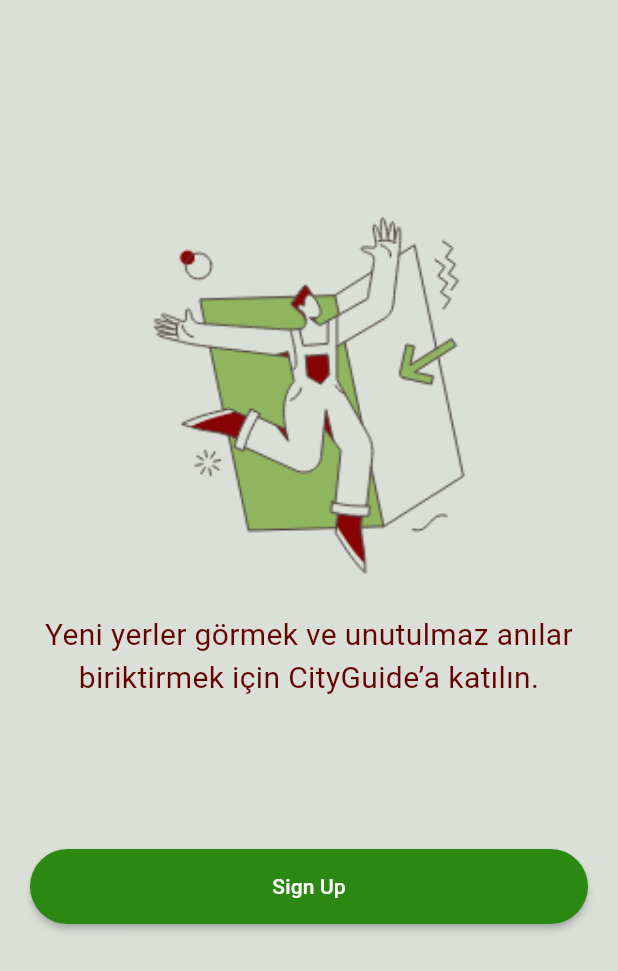
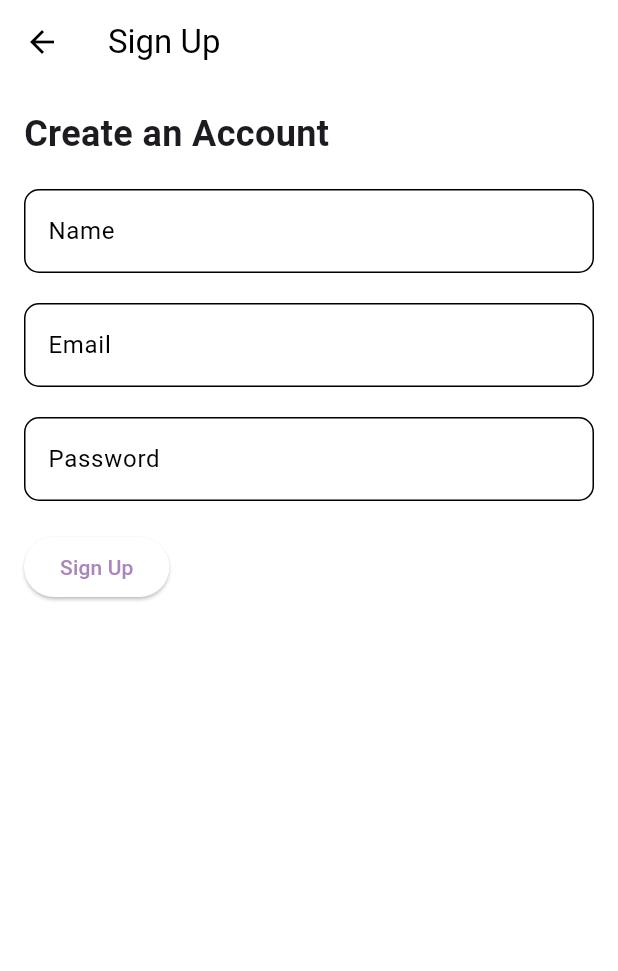
Before and after one commit to Asli-nur-t/CityGuide-Mobile, a Flutter app: the SigninOrSignupScreen screen opened directly, after a tap on "Sign Up", on a phone screen of 412 x 824 dp. Shown: the top 971 px of the screen. Run offline on Flutter 3.47's test engine with Material 3 defaults, Android fonts, the phone set to English and light mode, and no system bars.

Commit message:
login signup UI

```diff
--- a/lib/screens/signinOrSignUp/signin_or_signup_screen.dart
+++ b/lib/screens/signinOrSignUp/signin_or_signup_screen.dart
@@ -4,7 +4,8 @@
 
 import '../../components/primary_button.dart';
 import '../../constants.dart';
-//import '../chats/chats_screen.dart';
+import '../Login/login_screen.dart';
+import '../signup/signup_screen.dart';
 
 class SigninOrSignupScreen extends StatelessWidget {
   const SigninOrSignupScreen({super.key});
@@ -25,95 +26,38 @@
                     : "assets/images/Logo_dark.png",
                 height: 250,
                 width: 250,
-                fit: BoxFit
-                    .contain, // Görselin nasıl ölçeklendirileceğini belirler
+                fit: BoxFit.contain,
               ),
               const SizedBox(height: kDefaultPadding),
               const Text(
                 "Yeni yerler görmek ve unutulmaz anılar biriktirmek için CityGuide’a katılın.",
                 textAlign: TextAlign.center,
                 style: TextStyle(
-                    fontSize: 20,
-                    fontWeight: FontWeight.w400,
-                    color: Color.fromARGB(255, 100, 1, 1)),
+                  fontSize: 20,
+                  fontWeight: FontWeight.w400,
+                  color: Color.fromARGB(255, 100, 1, 1),
+                ),
               ),
-
               const Spacer(),
-              //PrimaryButton(
-              // text: "Sign In",
-              // press: () => Navigator.push(
-              //context,
-              // MaterialPageRoute(import 'package:flutter/material.dart';
-              //
-              // import '../../components/primary_button.dart';
-              // import '../../constants.dart';
-              // //import '../chats/chats_screen.dart';
-              //
-              // class SigninOrSignupScreen extends StatelessWidget {
-              //   const SigninOrSignupScreen({super.key});
-              //
-              //   @override
-              //   Widget build(BuildContext context) {
-              //     return Scaffold(
-              //       backgroundColor: kBackgroundColor,
-              //       body: SafeArea(
-              //         child: Padding(
-              //           padding: const EdgeInsets.symmetric(horizontal: kDefaultPadding),
-              //           child: Column(
-              //             children: [
-              //               const Spacer(flex: 2),
-              //               Image.asset(
-              //                 MediaQuery.of(context).platformBrightness == Brightness.light
-              //                     ? "assets/images/Logo_light.png"
-              //                     : "assets/images/Logo_dark.png",
-              //                 height: 250,
-              //                 width: 250,
-              //                 fit: BoxFit
-              //                     .contain, // Görselin nasıl ölçeklendirileceğini belirler
-              //               ),
-              //               const SizedBox(height: kDefaultPadding),
-              //               const Text(
-              //                 "Yeni yerler görmek ve unutulmaz anılar biriktirmek için CityGuide’a katılın.",
-              //                 textAlign: TextAlign.center,
-              //                 style: TextStyle(
-              //                     fontSize: 20,
-              //                     fontWeight: FontWeight.w400,
-              //                     color: Color.fromARGB(255, 100, 1, 1)),
-              //               ),
-              //
-              //               const Spacer(),
-              //               //PrimaryButton(
-              //               // text: "Sign In",
-              //               // press: () => Navigator.push(
-              //               //context,
-              //               // MaterialPageRoute(
-              //               // builder: (context) => const ChatsScreen(),
-              //               // ),
-              //               // ),
-              //               //),
-              //               const SizedBox(height: kDefaultPadding * 1.5),
-              //               PrimaryButton(
-              //                 color: Theme.of(context).colorScheme.secondary,
-              //                 text: "Sign Up",
-              //                 press: () {},
-              //               ),
-              //               const Spacer(flex: 3),
-              //             ],
-              //           ),
-              //         ),
-              //       ),
-              //     );
-              //   }
-              // }
-              // builder: (context) => const ChatsScreen(),
-              // ),
-              // ),
-              //),
+              PrimaryButton(
+                text: "Sign In",
+                press: () => Navigator.push(
+                  context,
+                  MaterialPageRoute(
+                    builder: (context) => const LoginScreen(),
+                  ),
+                ),
+              ),
               const SizedBox(height: kDefaultPadding * 1.5),
               PrimaryButton(
                 color: Theme.of(context).colorScheme.secondary,
                 text: "Sign Up",
-                press: () {},
+                press: () => Navigator.push(
+                  context,
+                  MaterialPageRoute(
+                    builder: (context) => const SignUpScreen(),
+                  ),
+                ),
               ),
               const Spacer(flex: 3),
             ],
--- /dev/null
+++ b/lib/screens/signup/signup_screen.dart
@@ -0,0 +1,61 @@
+import 'package:flutter/material.dart';
+
+class SignUpScreen extends StatelessWidget {
+  const SignUpScreen({super.key});
+
+  @override
+  Widget build(BuildContext context) {
+    return Scaffold(
+      appBar: AppBar(
+        title: const Text('Sign Up'),
+      ),
+      body: Padding(
+        padding: const EdgeInsets.all(16.0),
+        child: Column(
+          crossAxisAlignment: CrossAxisAlignment.start,
+          children: [
+            const Text(
+              'Create an Account',
+              style: TextStyle(fontSize: 24, fontWeight: FontWeight.bold),
+            ),
+            const SizedBox(height: 20),
+            TextField(
+              decoration: InputDecoration(
+                labelText: 'Name',
+                border: OutlineInputBorder(
+                  borderRadius: BorderRadius.circular(10),
+                ),
+              ),
+            ),
+            const SizedBox(height: 20),
+            TextField(
+              decoration: InputDecoration(
+                labelText: 'Email',
+                border: OutlineInputBorder(
+                  borderRadius: BorderRadius.circular(10),
+                ),
+              ),
+            ),
+            const SizedBox(height: 20),
+            TextField(
+              obscureText: true,
+              decoration: InputDecoration(
+                labelText: 'Password',
+                border: OutlineInputBorder(
+                  borderRadius: BorderRadius.circular(10),
+                ),
+              ),
+            ),
+            const SizedBox(height: 20),
+            ElevatedButton(
+              onPressed: () {
+                // Sign up işlemleri buraya gelecek
+              },
+              child: const Text('Sign Up'),
+            ),
+          ],
+        ),
+      ),
+    );
+  }
+}
```
Also changed, not shown: lib/screens/Login/login_screen.dart (added, +58 -0 lines), lib/screens/detail/details_screen.dart (added, +53 -0 lines).
